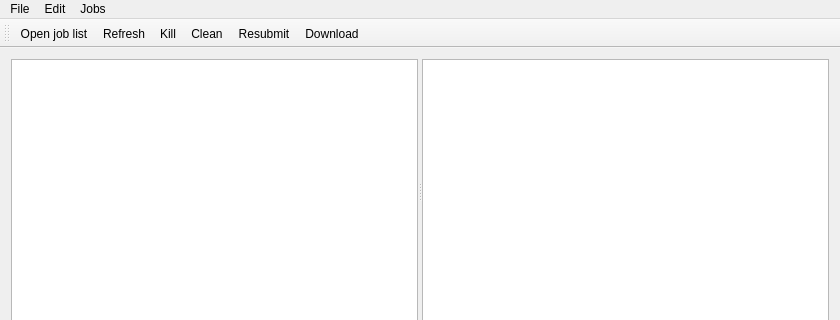
Above: src/arcstat-ui/mainwindow.ui from jonaslindemann/arc-gui-clients before the change; both pictures show x 0 to 840 and y 0 to 320 of the 840 by 624 pixel window. Below: the same form after it.
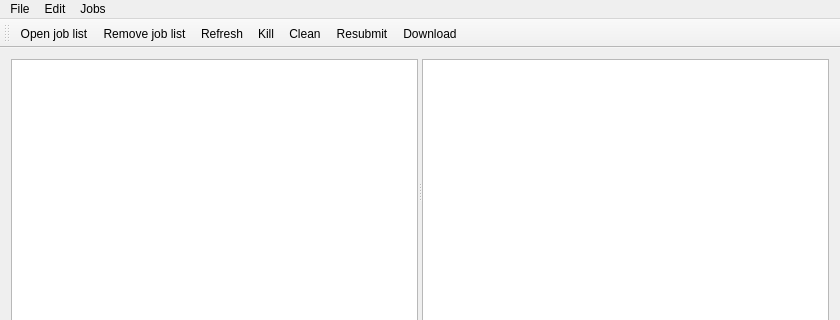
That is the form after the change. Icons and pictures are not drawn.

Commit message: Implemented support for managing multiple job lists.

```diff
--- a/src/arcstat-ui/mainwindow.ui
+++ b/src/arcstat-ui/mainwindow.ui
@@ -159,6 +159,7 @@
     <bool>false</bool>
    </attribute>
    <addaction name="actionOpenJobList"/>
+   <addaction name="actionRemoveJobList"/>
    <addaction name="actionRefresh"/>
    <addaction name="actionKillSelected"/>
    <addaction name="actionCleanSelected"/>
@@ -268,6 +269,15 @@
     <string>Esc</string>
    </property>
   </action>
+  <action name="actionRemoveJobList">
+   <property name="icon">
+    <iconset resource="arcstat-ui.qrc">
+     <normaloff>:/arcstat-ui/images/remove.png</normaloff>:/arcstat-ui/images/remove.png</iconset>
+   </property>
+   <property name="text">
+    <string>Remove job list</string>
+   </property>
+  </action>
  </widget>
  <layoutdefault spacing="6" margin="11"/>
  <resources>
```
Left out of the diff: 3 changed lines with no effect on the pictures. The commit also changes 6 other files.
